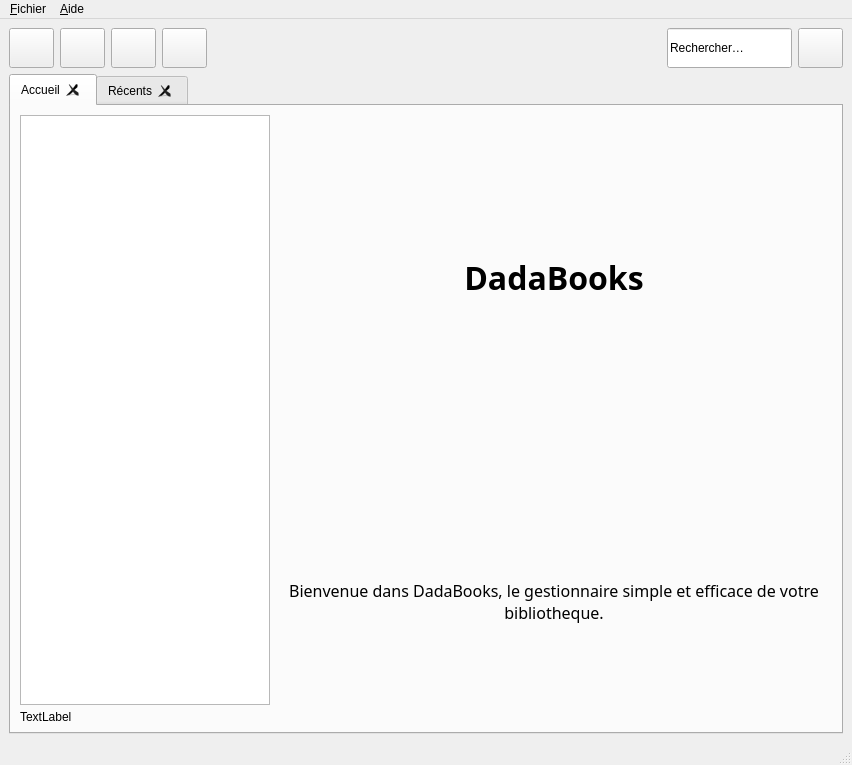
Above: dadabooks.ui from chindit/dadabooks before the change. Below: the same form after it.
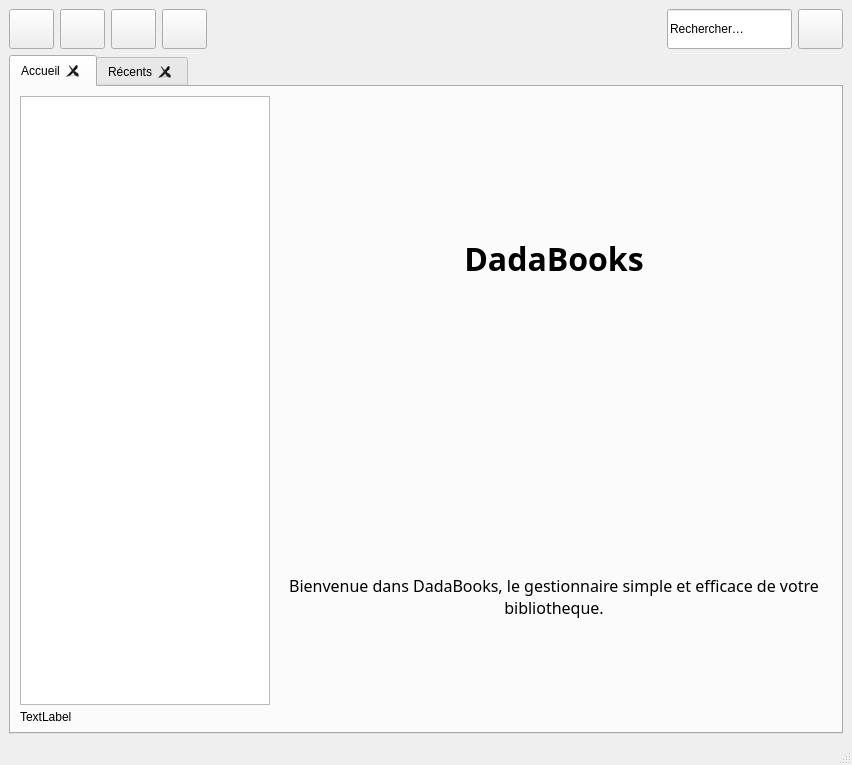
That is the form after the change. Icons and pictures are not drawn.

Commit message:
Create menu
Transfert du menu du UI au CPP.  Le menu foirait sans raison.

The edit to the form file:
```diff
--- a/dadabooks.ui
+++ b/dadabooks.ui
@@ -1346,41 +1346,6 @@
     </item>
    </layout>
   </widget>
-  <widget class="QMenuBar" name="menubar">
-   <property name="geometry">
-    <rect>
-     <x>0</x>
-     <y>0</y>
-     <width>852</width>
-     <height>19</height>
-    </rect>
-   </property>
-   <widget class="QMenu" name="menuFichier">
-    <property name="title">
-     <string>&amp;Fichier</string>
-    </property>
-    <widget class="QMenu" name="menuExporter">
-     <property name="title">
-      <string>Exporter</string>
-     </property>
-     <addaction name="actionHTML"/>
-     <addaction name="actionPDF"/>
-    </widget>
-    <addaction name="actionNouveau"/>
-    <addaction name="menuExporter"/>
-    <addaction name="actionQuitter"/>
-   </widget>
-   <widget class="QMenu" name="menuAide">
-    <property name="title">
-     <string>&amp;Aide</string>
-    </property>
-    <addaction name="actionRerchercher_une_mise_jour"/>
-    <addaction name="action_propos_de_DadaBooks"/>
-    <addaction name="action_propos_de_Qt"/>
-   </widget>
-   <addaction name="menuFichier"/>
-   <addaction name="menuAide"/>
-  </widget>
   <widget class="QStatusBar" name="statusbar"/>
   <action name="actionQuitter">
    <property name="icon">
```
Left out of the diff: 62 changed lines with no effect on the pictures. The commit also changes 2 other files.
